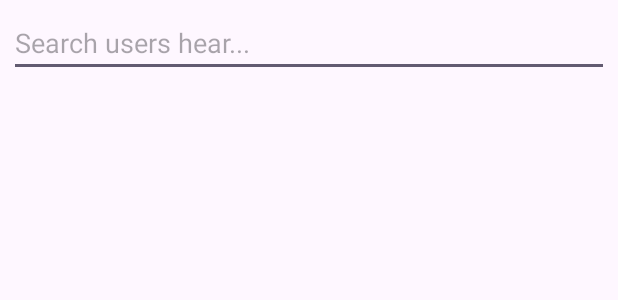
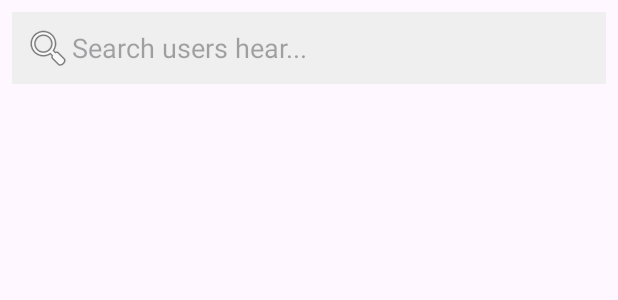
Before and after one commit to GerardDomy/TripShare, an Android app: the layout fragment_search.xml on its own in the app's theme, with its tools: preview values and no code run, on a phone screen of 412 x 824 dp. Shown: the top 300 px of the screen. Run offline under Robolectric (Android 15) with nearby library versions, the phone set to English and light mode, and no system bars.

Commit message:
Commit 14-03-25 16:55h (disseny millorat i buscador arreglat)

```diff
--- a/app/build.gradle.kts
+++ b/app/build.gradle.kts
@@ -48,9 +48,9 @@ dependencies {
     implementation ("com.squareup.picasso:picasso:2.8")
     implementation ("com.google.firebase:firebase-database:20.2.1")
 
-
-
-
+    //Glide
+    implementation ("com.github.bumptech.glide:glide:4.12.0")
+    annotationProcessor ("com.github.bumptech.glide:compiler:4.12.0")
 
 
     //FireBase
--- a/app/src/main/java/com/example/tripshare/Locations/Location.kt
+++ b/app/src/main/java/com/example/tripshare/Locations/Location.kt
@@ -5,5 +5,6 @@ data class Location(
     val latitude: Double,
     val longitude: Double,
     val address: String? = null,
-    val country: String? = ""
+    val country: String? = "",
+    val flagUrl: String? = null
 )
--- a/app/src/main/java/com/example/tripshare/Map/FragmentMap.kt
+++ b/app/src/main/java/com/example/tripshare/Map/FragmentMap.kt
@@ -7,6 +7,7 @@ import android.widget.ImageButton
 import android.widget.PopupMenu
 import androidx.fragment.app.Fragment
 import androidx.fragment.app.activityViewModels
+import com.example.tripshare.Locations.Location
 import com.example.tripshare.MapViewModel
 import com.example.tripshare.R
 import com.google.android.gms.maps.GoogleMap
@@ -105,6 +106,7 @@ class FragmentMap : Fragment(), OnMapReadyCallback {
                 val address = document.getString("address")
 
                 val latLng = LatLng(latitude, longitude)
+                mapViewModel.selectedLocations.add(Location(latitude, longitude, address, null))
 
                     map.addMarker(
                         MarkerOptions()
--- a/app/src/main/java/com/example/tripshare/Pins/FragmentPins.kt
+++ b/app/src/main/java/com/example/tripshare/Pins/FragmentPins.kt
@@ -60,6 +60,9 @@ class FragmentPins : Fragment(), OnMapReadyCallback {
                 val latLng = place.latLng!!
                 val country = getCountryFromLatLng(latLng)
 
+                // Limpiar la lista antes de agregar una nueva ubicación
+                mapViewModel.selectedLocations.clear()
+
                 // Crea una nueva ubicación con la información del lugar
                 val location = Location(latLng.latitude, latLng.longitude, place.address, country)
                 mapViewModel.selectedLocations.add(location)
@@ -69,6 +72,9 @@ class FragmentPins : Fragment(), OnMapReadyCallback {
 
                 // Guarda la ubicación en Firebase
                 mapViewModel.saveLocationsToFirebase()
+
+                // Limpiar los marcadores en el mapa antes de agregar uno nuevo
+                map.clear()
 
                 // Agrega un marcador en el mapa para la ubicación seleccionada
                 map.addMarker(
--- a/app/src/main/res/layout/fragment_search.xml
+++ b/app/src/main/res/layout/fragment_search.xml
@@ -9,11 +9,13 @@
     <EditText
         android:id="@+id/searchUsersET"
         android:layout_width="match_parent"
-        android:layout_height="wrap_content"
-        android:layout_margin="6dp"
-        android:hint="Search users hear...">
+        android:layout_height="48dp"
+        android:hint="Search users hear..."
+        android:drawableStart="@android:drawable/ic_menu_search"
+        android:padding="8dp"
+        android:background="#EFEFEF"
+        android:layout_margin="8dp"/>
 
-    </EditText>
 
     <androidx.recyclerview.widget.RecyclerView
         android:id="@+id/searchList"
--- a/app/src/main/res/layout/item_location.xml
+++ b/app/src/main/res/layout/item_location.xml
@@ -2,7 +2,9 @@
     android:layout_width="match_parent"
     android:layout_height="wrap_content"
     android:orientation="horizontal"
-    android:padding="8dp">
+    android:padding="8dp"
+    android:background="#F5F5F5"
+    android:layout_marginBottom="4dp">
 
     <TextView
         android:id="@+id/addressTextView"
```
Also changed, not shown: app/src/main/java/com/example/tripshare/Locations/LocationAdapter.kt (+24 -4 lines), app/src/main/java/com/example/tripshare/MapViewModel.kt (+10 -1 lines), app/src/main/res/layout/item_country.xml (+7 -0 lines).
